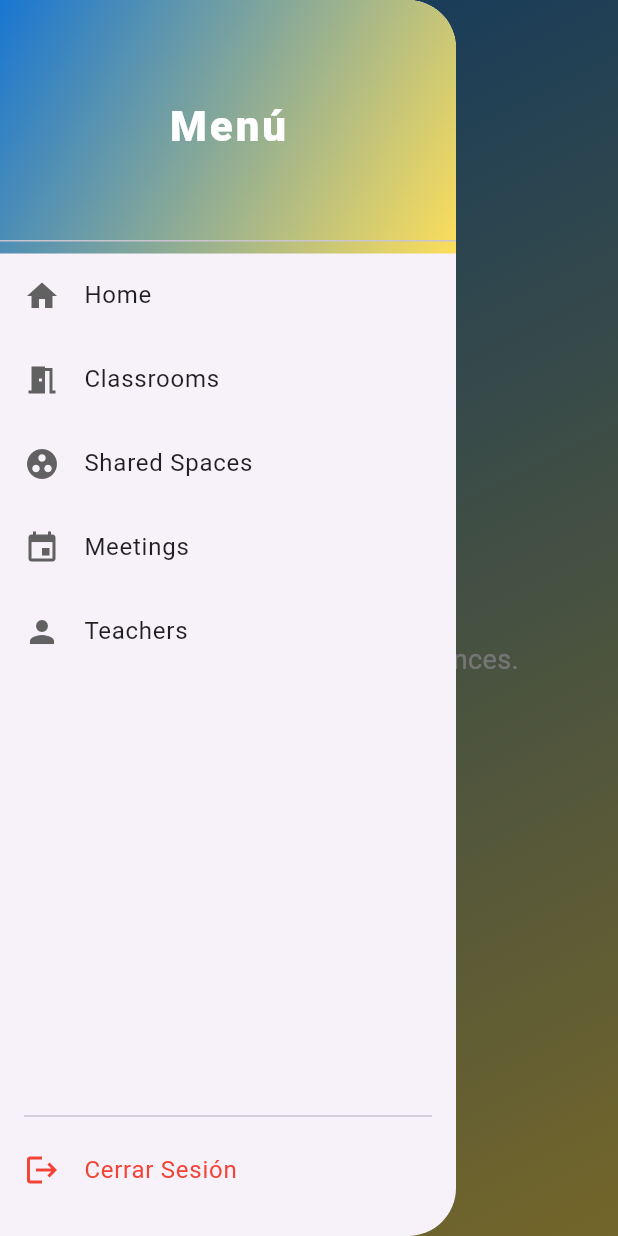
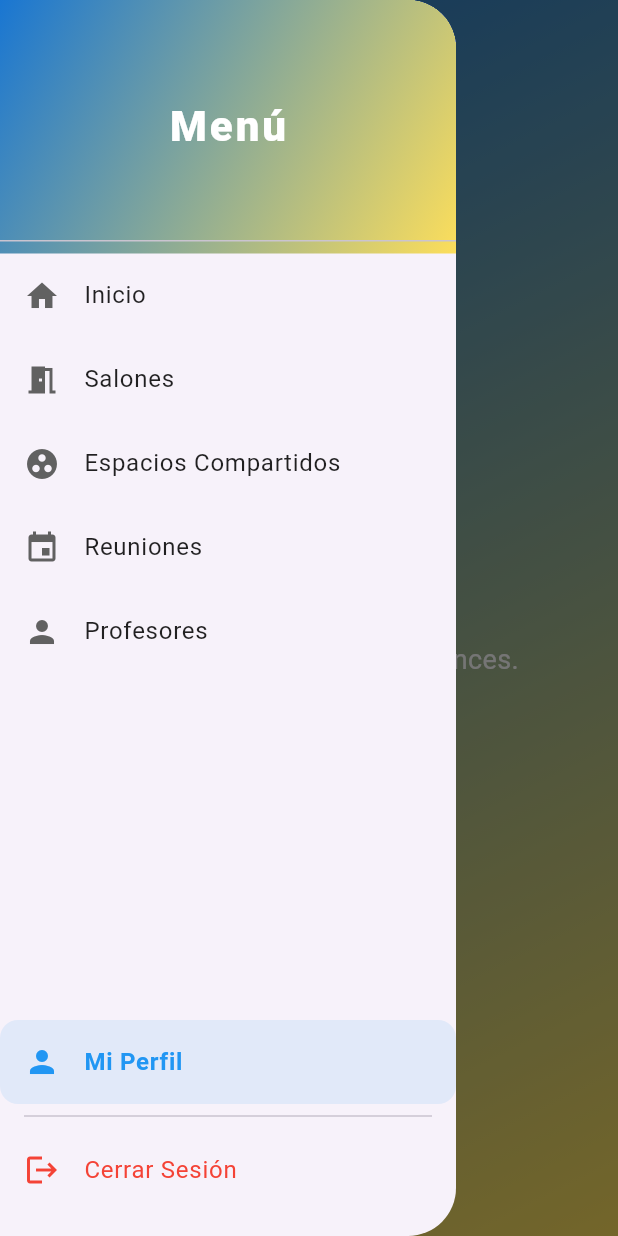
Before and after one commit to ExperimentDesign/eduspace-mobile, a Flutter app: the AdminProfilePage screen opened by its route, with the side drawer open, on a phone screen of 412 x 824 dp. Run offline on Flutter 3.47's test engine with Material 3 defaults, Android fonts, the light colour scheme and no system bars; our stand-ins replace jwt_decoder, shared_preferences; accounts and stored records are empty; network calls fail.

Commit message:
feat: add route in drawer to profile page

```diff
--- a/lib/widgets/app_drawer.dart
+++ b/lib/widgets/app_drawer.dart
@@ -69,13 +69,14 @@ class AppDrawer extends StatelessWidget {
               ),
             ),
           ),
-          buildTile(icon: Icons.home, title: 'Home', route: '/'),
-          buildTile(icon: Icons.meeting_room, title: 'Classrooms', route: '/classrooms'),
-          buildTile(icon: Icons.group_work, title: 'Shared Spaces', route: '/shared-spaces'),
-          buildTile(icon: Icons.event, title: 'Meetings', route: '/meetings'),
+          buildTile(icon: Icons.home, title: 'Inicio', route: '/'),
+          buildTile(icon: Icons.meeting_room, title: 'Salones', route: '/classrooms'),
+          buildTile(icon: Icons.group_work, title: 'Espacios Compartidos', route: '/shared-spaces'),
+          buildTile(icon: Icons.event, title: 'Reuniones', route: '/meetings'),
           // buildTile(icon: Icons.inventory, title: 'Resources', route: '/resources'),
-          buildTile(icon: Icons.person, title: 'Teachers', route: '/teachers'),
+          buildTile(icon: Icons.person, title: 'Profesores', route: '/teachers'),
           const Spacer(),
+          buildTile(icon: Icons.person, title: 'Mi Perfil', route: '/admin-profile'),
           const Divider(thickness: 1, indent: 16, endIndent: 16),
           ListTile(
             leading: const Icon(Icons.logout, color: Colors.red),
```
